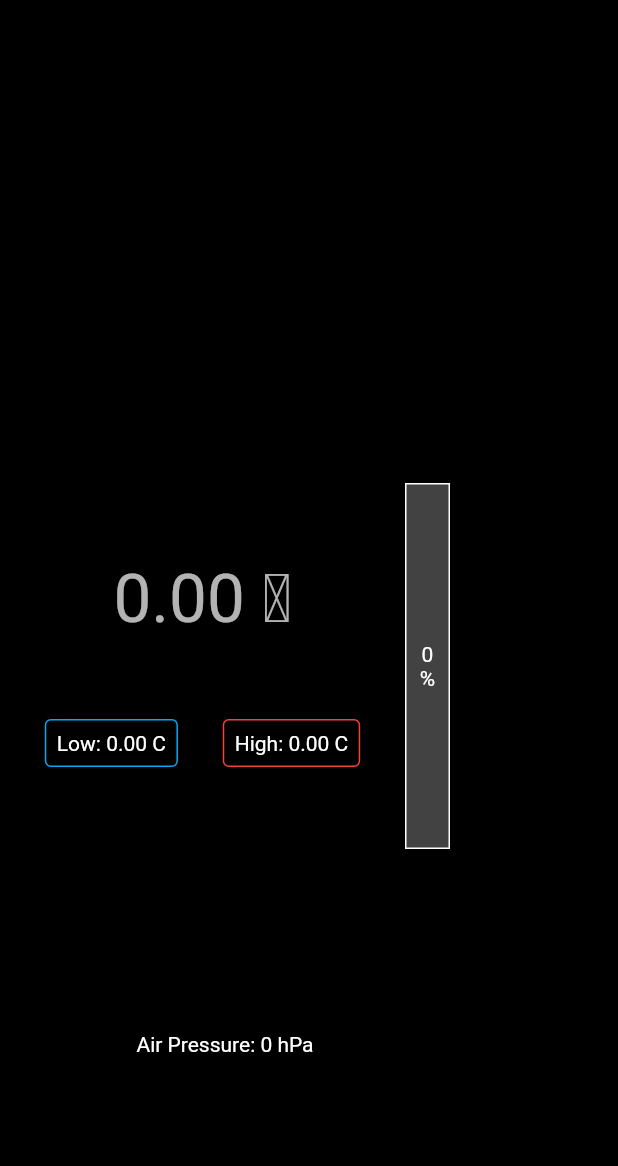
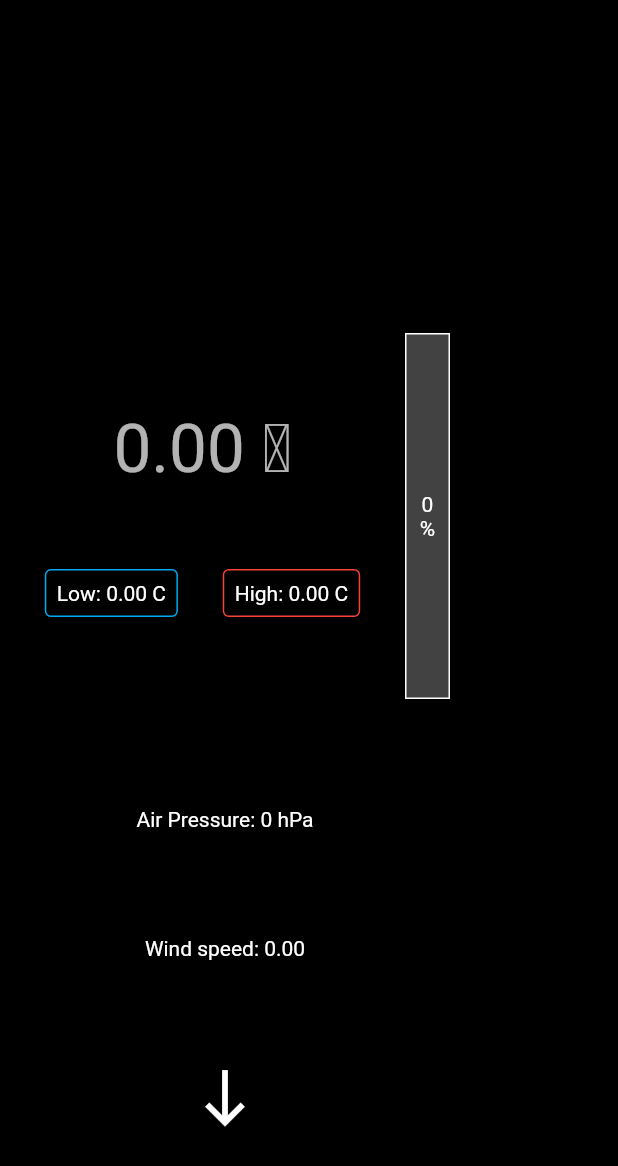
Before and after one commit to nobodyn0se/Weather_Now, a Flutter app: the WeatherWidget widget shown alone on an empty page, opened directly with empty values, on a phone screen of 412 x 824 dp. Shown: the top 1166 px of the screen. Run offline on Flutter 3.47's test engine with Material 2 defaults, Android fonts, the phone set to English and light mode, and no system bars; our stand-ins replace equatable, flutter_bloc.

Commit message:
Rotary wind arrow added to the weather page

```diff
--- a/lib/widgets/weather_widget.dart
+++ b/lib/widgets/weather_widget.dart
@@ -1,4 +1,6 @@
 import 'package:flutter/material.dart';
+
+import 'dart:math' as math;
 
 import '../weather_model/weather_model.dart';
 
@@ -92,6 +94,12 @@ class WeatherWidget extends StatelessWidget {
           ),
         ),
         Text('Air Pressure: ${weather.airPressure!.toInt()} hPa'),
+        Text('Wind speed: ${weather.windSpeed!.toStringAsFixed(2)}'),
+        Transform.rotate(
+          child: const Icon(Icons.south, size: 45),
+          //Text('Sind Direction: ${weather.windDirection!.toInt()}'),
+          angle: (weather.windDirection! * math.pi / 180),
+        ),
       ],
     );
   }
```
